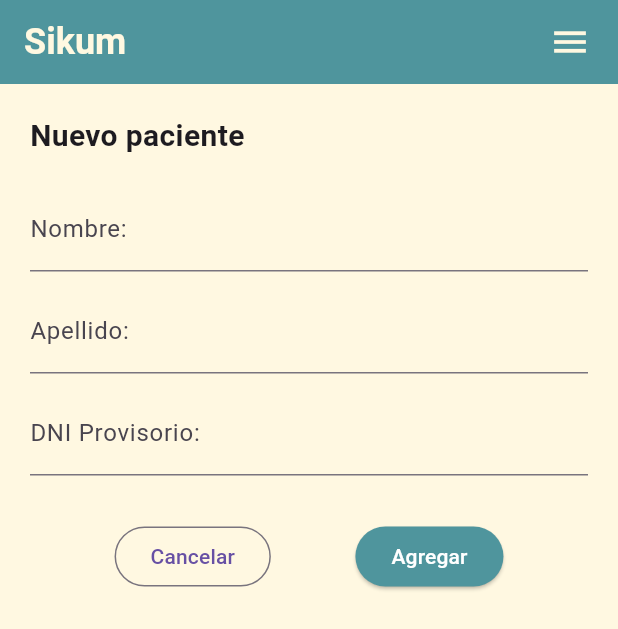
After one commit to proyectosikum/sikum, a Flutter app: the AddPatientsScreen screen opened directly, on a phone screen of 412 x 824 dp. The commit adds this screen. Shown: the top 629 px of the screen. Run offline on Flutter 3.47's test engine with Material 3 defaults, Android fonts, the phone set to English and light mode, and no system bars; our stand-ins replace cloud_firestore, firebase_auth, firebase_core, flutter_riverpod, go_router, google_fonts; accounts and stored records are empty.

Commit message:
agregue crear usuario

```diff
--- a/lib/entities/patient.dart
+++ b/lib/entities/patient.dart
@@ -1,22 +1,28 @@
-// lib/domain/patient.dart
-
 import 'package:cloud_firestore/cloud_firestore.dart';
 
 class Patient {
   final String id;
-  final String name;
+  final String firstName;
   final String lastName;
   final int dni;
   final int medicalRecordNumber;
   final bool available;
+  final String? createdByUserId;
+  final DateTime? createdAt;
+  final String? modifiedByUserId;
+  final DateTime? modifiedAt;
 
   Patient({
     required this.id,
-    required this.name,
+    required this.firstName,
     required this.lastName,
     required this.dni,
     required this.medicalRecordNumber,
     required this.available,
+    this.createdByUserId,
+    this.createdAt,
+    this.modifiedByUserId,
+    this.modifiedAt,
   });
 
   factory Patient.fromFirestore(
@@ -26,21 +32,29 @@ class Patient {
     final data = doc.data()!;
     return Patient(
       id: doc.id,
-      name: data['firstName'],
+      firstName: data['firstName'],
       lastName: data['lastName'],
       dni: data['dni'],
       medicalRecordNumber: data['medicalRecordNumber'],
       available: data['available'],
+      createdByUserId: data['createdByUserId'],
+      createdAt: (data['createdAt'] as Timestamp?)?.toDate(),
+      modifiedByUserId: data['modifiedByUserId'],
+      modifiedAt: (data['modifiedAt'] as Timestamp?)?.toDate(),
     );
   }
 
   Map<String, dynamic> toFirestore() {
     return {
-      'firstName': name,
+      'firstName': firstName,
       'lastName': lastName,
       'dni': dni,
       'medicalRecordNumber': medicalRecordNumber,
       'available': available,
+      if (createdByUserId != null) 'createdByUserId': createdByUserId,
+      if (createdAt != null) 'createdAt': createdAt,
+      if (modifiedByUserId != null) 'modifiedByUserId': modifiedByUserId,
+      if (modifiedAt != null) 'modifiedAt': modifiedAt,
     };
   }
 }
--- a/lib/presentation/providers/patient_provider.dart
+++ b/lib/presentation/providers/patient_provider.dart
@@ -17,6 +17,8 @@ class PatientsNotifier extends StateNotifier<List<Patient>> {
           toFirestore: (Patient patient, _) => patient.toFirestore(),
         );
     final patientsSnapshot = await query.get();
+
+
     state = patientsSnapshot.docs.map((doc) => doc.data()).toList();
   }
 
--- /dev/null
+++ b/lib/presentation/screens/add_patients.dart
@@ -0,0 +1,173 @@
+import 'package:flutter/material.dart';
+import 'package:flutter_riverpod/flutter_riverpod.dart';
+import 'package:sikum/entities/patient.dart';
+import 'package:sikum/presentation/providers/patient_provider.dart';
+import 'package:sikum/presentation/widgets/custom_app_bar.dart';
+import 'package:sikum/presentation/widgets/side_menu.dart';
+
+class _SuccessDialog extends StatelessWidget {
+  @override
+  Widget build(BuildContext context) {
+    return AlertDialog(
+      backgroundColor: const Color(0xFFFFF8E1),
+      title: const Text("Alta registrada con éxito ✅"),
+      content: const Text("El paciente ha sido dado de alta correctamente."),
+      actions: [
+        TextButton(
+          onPressed: () {
+            Navigator.pop(context);
+            Navigator.pop(context);
+          },
+          child: const Text('Aceptar'),
+        ),
+      ],
+    );
+  }
+}
+
+class _ErrorDialog extends StatelessWidget {
+  @override
+  Widget build(BuildContext context) {
+    return AlertDialog(
+      backgroundColor: const Color(0xFFFFF8E1),
+      title: const Text("Error al registrar al paciente"),
+      content: const Text(
+        "Se produjo un problema al intentar registrar el alta del paciente.\n"
+        "Por favor, verifica la conexión o los datos ingresados.\n"
+        "Si el problema persiste, contacta al soporte técnico.",
+      ),
+      actions: [
+        TextButton(
+          onPressed: () => Navigator.pop(context),
+          child: const Text('Aceptar'),
+        ),
+      ],
+    );
+  }
+}
+
+class AddPatientsScreen extends ConsumerStatefulWidget {
+  const AddPatientsScreen({super.key});
+
+  @override
+  ConsumerState<AddPatientsScreen> createState() => _AddPatientsScreenState();
+}
+
+class _AddPatientsScreenState extends ConsumerState<AddPatientsScreen> {
+  final _formKey = GlobalKey<FormState>();
+  String firstName = '';
+  String lastName = '';
+  String dni = '';
+  bool isSubmitting = false;
+
+Future<int> _getNextMedicalRecordNumber() async {
+  await ref.read(patientProvider.notifier).getAllPatients();
+  final patients = ref.read(patientProvider);
+  final maxNumber = patients.map((p) => p.medicalRecordNumber).fold<int>(
+    0,
+    (prev, curr) => curr > prev ? curr : prev,
+  );
+  return maxNumber + 1;
+}
+
+  Future<void> _submit() async {
+    if (!_formKey.currentState!.validate()) return;
+
+    setState(() => isSubmitting = true);
+
+    try {
+      final newNumber = await _getNextMedicalRecordNumber();
+      final newPatient = Patient(
+        id: '',
+        firstName: firstName,
+        lastName: lastName,
+        dni: int.parse(dni),
+        medicalRecordNumber: newNumber,
+        available: true,
+        createdByUserId: 'EJEMPLO',
+        createdAt: DateTime.now(),
+      );
+
+      await ref.read(patientProvider.notifier).addPatient(newPatient);
+
+      if (mounted) {
+        showDialog(
+          context: context,
+          builder: (_) => _SuccessDialog(),
+        );
+      }
+    } catch (e) {
+      if (mounted) {
+        showDialog(
+          context: context,
+          builder: (_) => _ErrorDialog(),
+        );
+      }
+    } finally {
+      setState(() => isSubmitting = false);
+    }
+  }
+
+  @override
+  Widget build(BuildContext context) {
+    return Scaffold(
+      backgroundColor: const Color(0xFFFFF8E1),
+      appBar: const CustomAppBar(),
+      endDrawer: const SideMenu(),
+      body: Padding(
+        padding: const EdgeInsets.all(20),
+        child: Form(
+          key: _formKey,
+          child: ListView(
+            children: [
+              const Text(
+                'Nuevo paciente',
+                style: TextStyle(fontSize: 20, fontWeight: FontWeight.bold),
+              ),
+              const SizedBox(height: 20),
+              TextFormField(
+                decoration: const InputDecoration(labelText: 'Nombre:'),
+                onChanged: (value) => firstName = value,
+                validator: (value) =>
+                    value == null || value.isEmpty ? 'Ingrese un nombre' : null,
+              ),
+              const SizedBox(height: 12),
+              TextFormField(
+                decoration: const InputDecoration(labelText: 'Apellido:'),
+                onChanged: (value) => lastName = value,
+                validator: (value) =>
+                    value == null || value.isEmpty ? 'Ingrese un apellido' : null,
+              ),
+              const SizedBox(height: 12),
+              TextFormField(
+                decoration: const InputDecoration(labelText: 'DNI Provisorio:'),
+                keyboardType: TextInputType.number,
+                onChanged: (value) => dni = value,
+                validator: (value) =>
+                    value == null || value.isEmpty ? 'Ingrese el DNI' : null,
+              ),
+              const SizedBox(height: 30),
+              Row(
+                mainAxisAlignment: MainAxisAlignment.spaceEvenly,
+                children: [
+                  OutlinedButton(
+                    onPressed: () => Navigator.pop(context),
+                    child: const Text('Cancelar'),
+                  ),
+                  ElevatedButton(
+                    style: ElevatedButton.styleFrom(
+                      backgroundColor: const Color(0xFF4F959D),
+                      foregroundColor: Colors.white,
+                    ),
+                    onPressed: isSubmitting ? null : _submit,
+                    child: const Text('Agregar'),
+                  ),
+                ],
+              ),
+            ],
+          ),
+        ),
+      ),
+    );
+  }
+}
--- a/lib/presentation/widgets/patient_card.dart
+++ b/lib/presentation/widgets/patient_card.dart
@@ -19,7 +19,7 @@ class PatientCard extends StatelessWidget {
         borderRadius: BorderRadius.circular(12),
       ),
       child: ListTile(
-        title: Text('${patient.name} ${patient.lastName}'),
+        title: Text('${patient.firstName} ${patient.lastName}'),
         subtitle: Text('DNI: ${patient.dni}'),
         trailing: SizedBox(
           width: 100, // Aumentá este valor si querés más espacio hacia la derecha
```
Also changed, not shown: lib/presentation/screens/patients.dart (+5 -9 lines).
